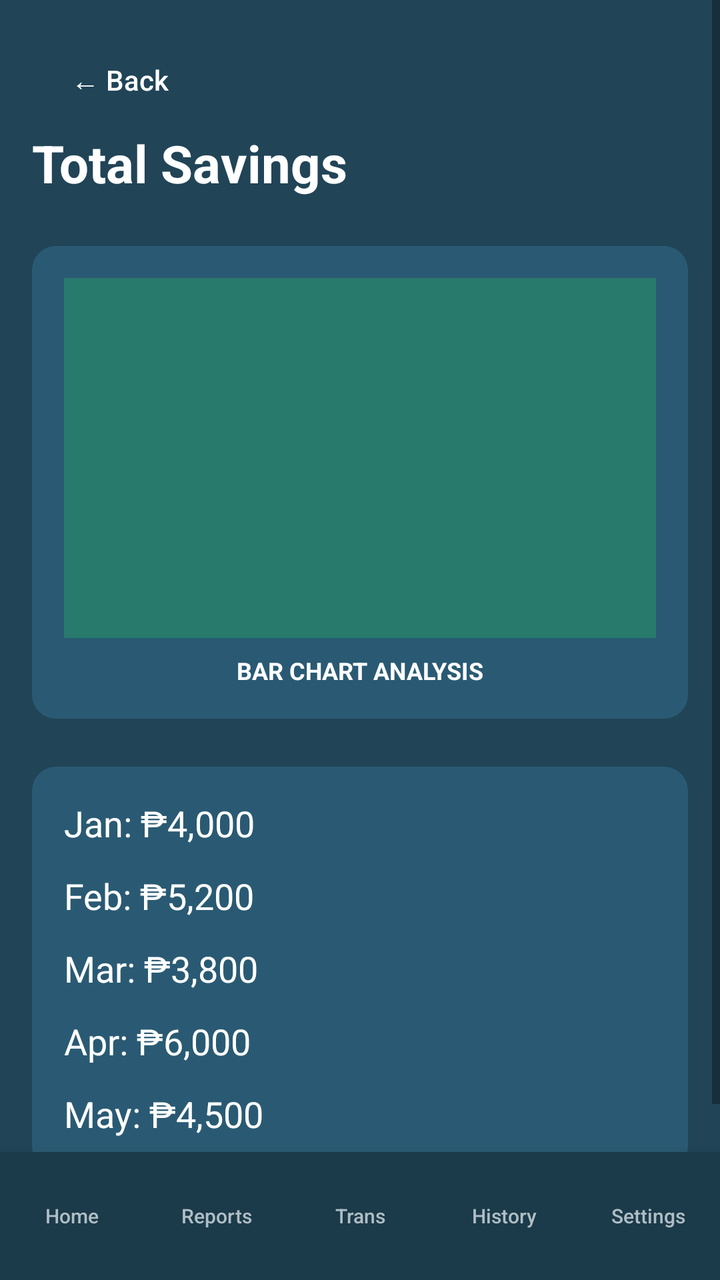
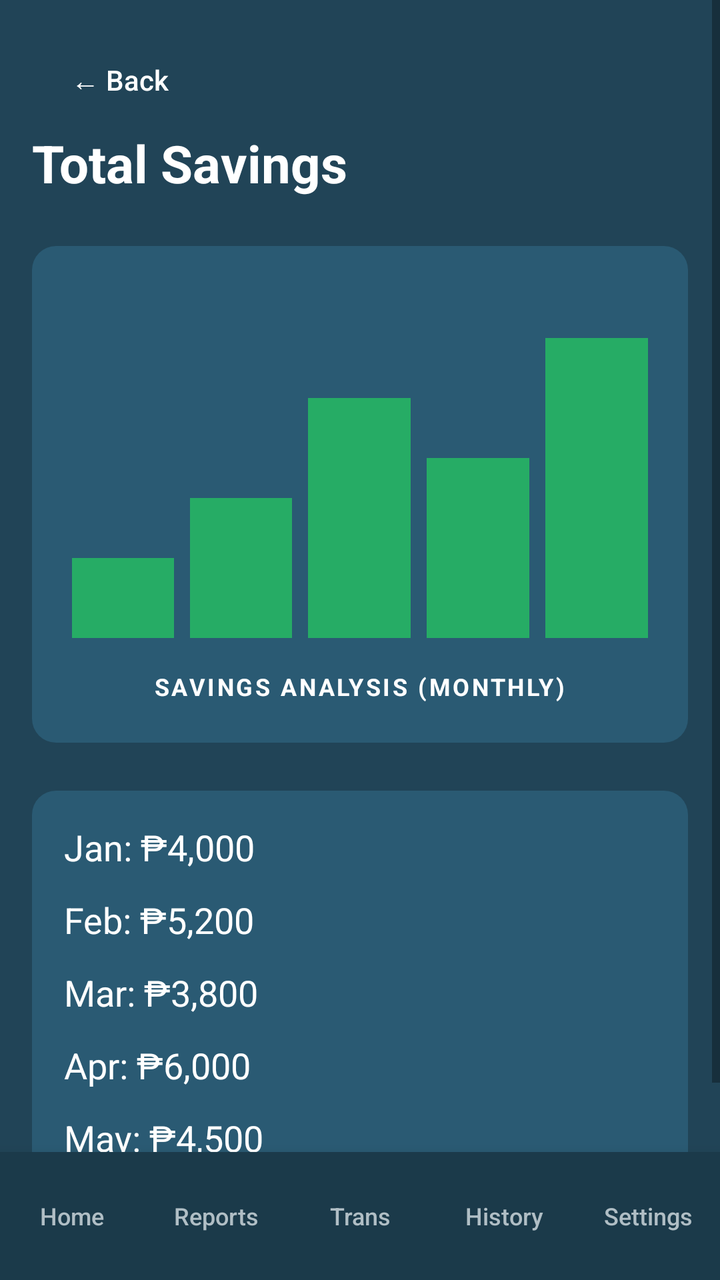

The first picture is an Android layout as it rendered before a commit; the second is the same layout after the commit. The layout source and the unified diff follow.
<!-- AndroidManifest.xml: application theme Theme.CashGuard -->
<!-- res/layout/activity_total_savings.xml -->
<?xml version="1.0" encoding="utf-8"?>
<LinearLayout xmlns:android="http://schemas.android.com/apk/res/android"
    android:layout_width="match_parent"
    android:layout_height="match_parent"
    android:background="#214457"
    android:orientation="vertical">

    <ScrollView
        android:layout_width="match_parent"
        android:layout_height="0dp"
        android:layout_weight="1">

        <LinearLayout
            android:layout_width="match_parent"
            android:layout_height="wrap_content"
            android:orientation="vertical"
            android:padding="16dp">

            <Button
                android:id="@+id/btnSavingsBack"
                android:layout_width="wrap_content"
                android:layout_height="wrap_content"
                android:text="← Back"
                android:textColor="#FFFFFF"
                android:background="@android:color/transparent"
                android:textAllCaps="false"
                android:padding="0dp"
                style="?android:attr/borderlessButtonStyle"/>

            <TextView
                android:layout_width="wrap_content"
                android:layout_height="wrap_content"
                android:text="Total Savings"
                android:textColor="#FFFFFF"
                android:textSize="26sp"
                android:textStyle="bold"
                android:layout_marginBottom="24dp"/>

            
            <LinearLayout
                android:layout_width="match_parent"
                android:layout_height="wrap_content"
                android:background="@drawable/bg_rounded_card"
                android:padding="16dp"
                android:orientation="vertical"
                android:layout_marginBottom="24dp">

                <View
                    android:layout_width="match_parent"
                    android:layout_height="180dp"
                    android:background="#26AC65"
                    android:alpha="0.4"/>

                <LinearLayout
                    android:layout_width="match_parent"
                    android:layout_height="wrap_content"
                    android:orientation="horizontal"
                    android:gravity="center"
                    android:layout_marginTop="8dp">
                    <TextView android:layout_width="wrap_content" android:layout_height="wrap_content" android:text="BAR CHART ANALYSIS" android:textColor="#FFFFFF" android:textSize="12sp" android:textStyle="bold"/>
                </LinearLayout>
            </LinearLayout>

            
            <LinearLayout
                android:layout_width="match_parent"
                android:layout_height="wrap_content"
                android:orientation="vertical"
                android:background="@drawable/bg_rounded_card"
                android:padding="16dp">

                <TextView android:layout_width="wrap_content" android:layout_height="wrap_content" android:text="Jan: ₱4,000" android:textColor="#FFFFFF" android:textSize="18sp" android:layout_marginBottom="12dp"/>
                <TextView android:layout_width="wrap_content" android:layout_height="wrap_content" android:text="Feb: ₱5,200" android:textColor="#FFFFFF" android:textSize="18sp" android:layout_marginBottom="12dp"/>
                <TextView android:layout_width="wrap_content" android:layout_height="wrap_content" android:text="Mar: ₱3,800" android:textColor="#FFFFFF" android:textSize="18sp" android:layout_marginBottom="12dp"/>
                <TextView android:layout_width="wrap_content" android:layout_height="wrap_content" android:text="Apr: ₱6,000" android:textColor="#FFFFFF" android:textSize="18sp" android:layout_marginBottom="12dp"/>
                <TextView android:layout_width="wrap_content" android:layout_height="wrap_content" android:text="May: ₱4,500" android:textColor="#FFFFFF" android:textSize="18sp"/>

            </LinearLayout>

        </LinearLayout>
    </ScrollView>

    <include layout="@layout/layout_bottom_nav"/>

</LinearLayout>
<!-- res/layout/layout_bottom_nav.xml (included above) -->
<?xml version="1.0" encoding="utf-8"?>
<LinearLayout xmlns:android="http://schemas.android.com/apk/res/android"
    android:layout_width="match_parent"
    android:layout_height="wrap_content"
    android:background="#1B3A4A"
    android:orientation="horizontal"
    android:paddingTop="8dp"
    android:paddingBottom="8dp"
    android:elevation="12dp">

    <Button
        android:id="@+id/btnNavHome"
        android:layout_width="0dp"
        android:layout_height="wrap_content"
        android:layout_weight="1"
        android:text="Home"
        android:textSize="10sp"
        android:background="@android:color/transparent"
        android:textColor="@color/text_hint"
        android:textAllCaps="false"
        style="?android:attr/borderlessButtonStyle"/>

    <Button
        android:id="@+id/btnNavReports"
        android:layout_width="0dp"
        android:layout_height="wrap_content"
        android:layout_weight="1"
        android:text="Reports"
        android:textSize="10sp"
        android:background="@android:color/transparent"
        android:textColor="@color/text_hint"
        android:textAllCaps="false"
        style="?android:attr/borderlessButtonStyle"/>

    <Button
        android:id="@+id/btnNavTransactions"
        android:layout_width="0dp"
        android:layout_height="wrap_content"
        android:layout_weight="1"
        android:text="Trans"
        android:textSize="10sp"
        android:background="@android:color/transparent"
        android:textColor="@color/text_hint"
        android:textAllCaps="false"
        style="?android:attr/borderlessButtonStyle"/>

    <Button
        android:id="@+id/btnNavHistory"
        android:layout_width="0dp"
        android:layout_height="wrap_content"
        android:layout_weight="1"
        android:text="History"
        android:textSize="10sp"
        android:background="@android:color/transparent"
        android:textColor="@color/text_hint"
        android:textAllCaps="false"
        style="?android:attr/borderlessButtonStyle"/>

    <Button
        android:id="@+id/btnNavSettings"
        android:layout_width="0dp"
        android:layout_height="wrap_content"
        android:layout_weight="1"
        android:text="Settings"
        android:textSize="10sp"
        android:background="@android:color/transparent"
        android:textColor="@color/text_hint"
        android:textAllCaps="false"
        style="?android:attr/borderlessButtonStyle"/>
</LinearLayout>
<!-- resources referenced by this layout -->
<resources>
  <color name="text_hint">#B0BEC5</color>
  <!-- drawable bg_rounded_card (drawable) -->
  <?xml version="1.0" encoding="utf-8"?>
  <shape xmlns:android="http://schemas.android.com/apk/res/android">
      <solid android:color="#2A5A73" />
      <corners android:radius="12dp" />
  </shape>
  <style name="Theme.CashGuard" parent="Theme.AppCompat.DayNight.NoActionBar">
          
          <item name="colorPrimary">@color/dark_teal</item>
          <item name="colorPrimaryDark">@color/black</item>
          <item name="colorAccent">@color/accent_green</item>
  
          
          <item name="android:windowBackground">@color/dark_teal</item>
          <item name="android:statusBarColor">@color/dark_teal</item>
      </style>
  <color name="dark_teal">#214457</color>
  <color name="black">#000000</color>
  <color name="accent_green">#26AC65</color>
</resources>

<!-- the commit's change to res/layout/activity_total_savings.xml (unified diff, before → after) -->
@@ -28,6 +28,7 @@
                 style="?android:attr/borderlessButtonStyle"/>
 
             <TextView
+                android:id="@+id/tvTotalSavingsHeader"
                 android:layout_width="wrap_content"
                 android:layout_height="wrap_content"
                 android:text="Total Savings"
@@ -41,23 +42,32 @@
                 android:layout_width="match_parent"
                 android:layout_height="wrap_content"
                 android:background="@drawable/bg_rounded_card"
-                android:padding="16dp"
+                android:padding="20dp"
                 android:orientation="vertical"
                 android:layout_marginBottom="24dp">
 
-                <View
+                <LinearLayout
                     android:layout_width="match_parent"
                     android:layout_height="180dp"
-                    android:background="#26AC65"
-                    android:alpha="0.4"/>
+                    android:orientation="horizontal"
+                    android:gravity="bottom"
+                    android:paddingBottom="4dp">
+
+                    <View android:id="@+id/barSavings1" android:layout_width="0dp" android:layout_height="40dp" android:layout_weight="1" android:layout_marginEnd="8dp" android:background="@color/accent_green"/>
+                    <View android:id="@+id/barSavings2" android:layout_width="0dp" android:layout_height="70dp" android:layout_weight="1" android:layout_marginEnd="8dp" android:background="@color/accent_green"/>
+                    <View android:id="@+id/barSavings3" android:layout_width="0dp" android:layout_height="120dp" android:layout_weight="1" android:layout_marginEnd="8dp" android:background="@color/accent_green"/>
+                    <View android:id="@+id/barSavings4" android:layout_width="0dp" android:layout_height="90dp" android:layout_weight="1" android:layout_marginEnd="8dp" android:background="@color/accent_green"/>
+                    <View android:id="@+id/barSavings5" android:layout_width="0dp" android:layout_height="150dp" android:layout_weight="1" android:background="@color/accent_green"/>
+
+                </LinearLayout>
 
                 <LinearLayout
                     android:layout_width="match_parent"
                     android:layout_height="wrap_content"
                     android:orientation="horizontal"
                     android:gravity="center"
-                    android:layout_marginTop="8dp">
-                    <TextView android:layout_width="wrap_content" android:layout_height="wrap_content" android:text="BAR CHART ANALYSIS" android:textColor="#FFFFFF" android:textSize="12sp" android:textStyle="bold"/>
+                    android:layout_marginTop="12dp">
+                    <TextView android:layout_width="wrap_content" android:layout_height="wrap_content" android:text="SAVINGS ANALYSIS (MONTHLY)" android:textColor="#FFFFFF" android:textSize="12sp" android:textStyle="bold" android:letterSpacing="0.1"/>
                 </LinearLayout>
             </LinearLayout>
 
@@ -100,7 +110,7 @@
         android:layout_height="wrap_content"
         android:layout_weight="1"
         android:text="Home"
-        android:textSize="10sp"
+        android:textSize="12sp"
         android:background="@android:color/transparent"
         android:textColor="@color/text_hint"
         android:textAllCaps="false"
@@ -112,7 +122,7 @@
         android:layout_height="wrap_content"
         android:layout_weight="1"
         android:text="Reports"
-        android:textSize="10sp"
+        android:textSize="12sp"
         android:background="@android:color/transparent"
         android:textColor="@color/text_hint"
         android:textAllCaps="false"
@@ -124,7 +134,7 @@
         android:layout_height="wrap_content"
         android:layout_weight="1"
         android:text="Trans"
-        android:textSize="10sp"
+        android:textSize="12sp"
         android:background="@android:color/transparent"
         android:textColor="@color/text_hint"
         android:textAllCaps="false"
@@ -136,7 +146,7 @@
         android:layout_height="wrap_content"
         android:layout_weight="1"
         android:text="History"
-        android:textSize="10sp"
+        android:textSize="12sp"
         android:background="@android:color/transparent"
         android:textColor="@color/text_hint"
         android:textAllCaps="false"
@@ -148,7 +158,7 @@
         android:layout_height="wrap_content"
         android:layout_weight="1"
         android:text="Settings"
-        android:textSize="10sp"
+        android:textSize="12sp"
         android:background="@android:color/transparent"
         android:textColor="@color/text_hint"
         android:textAllCaps="false"
